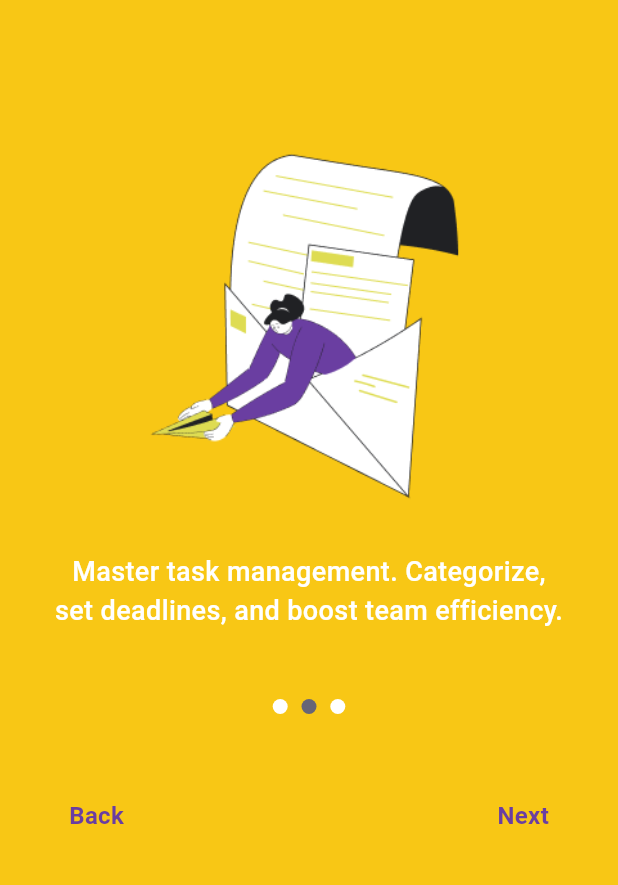
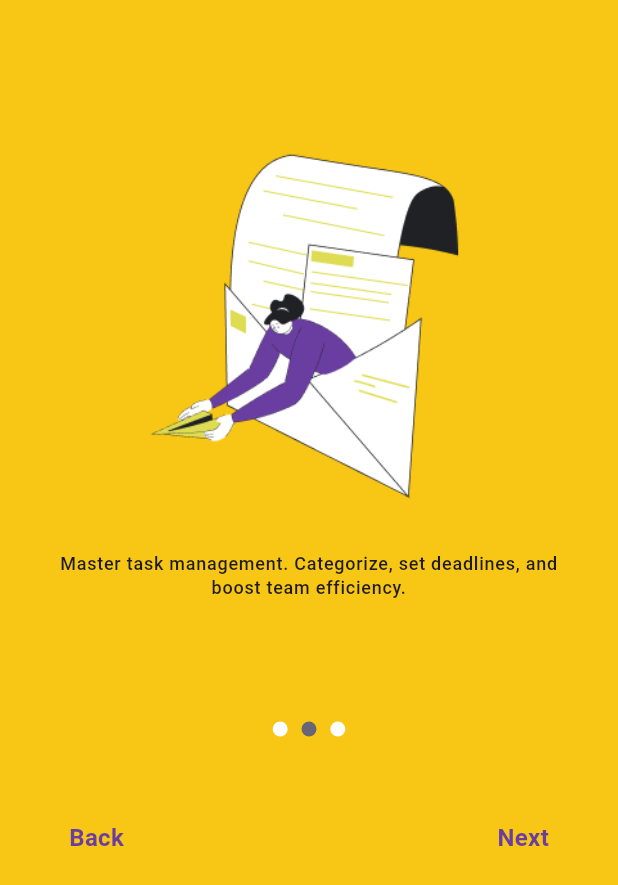
Before and after one commit to Tram2405/practice_flutter, a Flutter app: the screen it shows after launch, after a tap on "Next", on a phone screen of 412 x 824 dp. Shown: the top 885 px of the screen. Run offline on Flutter 3.47's test engine with Material 3 defaults, Android fonts, the light colour scheme and no system bars; our stand-ins replace firebase_auth, firebase_core, flutter_svg, get, shared_preferences, shimmer; accounts and stored records are empty.

Commit message:
fix: fix comment

```diff
--- a/task_manager_flutter/lib/resources/tm_color.dart
+++ b/task_manager_flutter/lib/resources/tm_color.dart
@@ -27,9 +27,9 @@ class TMColor {
   static const onSuccess = Color(0xFFFFFFFF);
   static const primaryContainer = Color(0xFFE6E0E9);
   static const secondaryContainer = Color(0xFFF2E9C9);
-static const onBoarding = Color(0xFFF8C715);
-static const primaryOnBoarding = Color(0xFF6A3EA1);
-static const secondaryOnBoarding = Color(0xFF676576);
+  static const onBoarding = Color(0xFFF8C715);
+  static const primaryOnBoarding = Color(0xFF6A3EA1);
+  static const secondaryOnBoarding = Color(0xFF676576);
 
   // static const subTitle = Color(0xFF827D89);
 }
--- a/task_manager_flutter/lib/ui/onboarding/onboarding_page.dart
+++ b/task_manager_flutter/lib/ui/onboarding/onboarding_page.dart
@@ -39,13 +39,10 @@ class OnBoardingPage extends GetView<OnBoardingController> {
                 padding: const EdgeInsets.symmetric(horizontal: 20.0),
                 child: Obx(
                   () => SizedBox(
-                    height: 60.0,
+                    height: 75.0,
                     child: Text(
                       onboardings[controller.currentIndex.value].text ?? '',
-                      style: const TextStyle(
-                          color: TMColor.onSecondary,
-                          fontSize: 18.0,
-                          fontWeight: FontWeight.w500),
+                      style: context.textTheme.labelMedium,
                       textAlign: TextAlign.center,
                     ),
                   ),
```
Also changed, not shown: task_manager_flutter/lib/data/provider/auth_service.dart (+4 -19 lines), task_manager_flutter/lib/theme/tm_text_theme.dart (added, +18 -0 lines).
